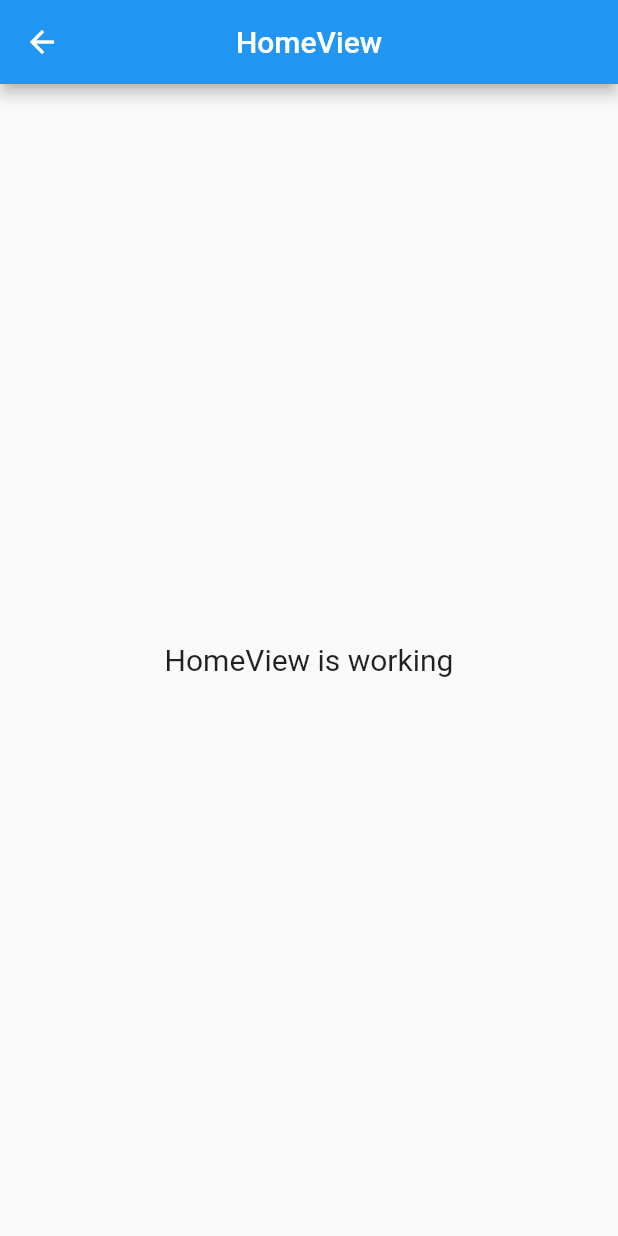
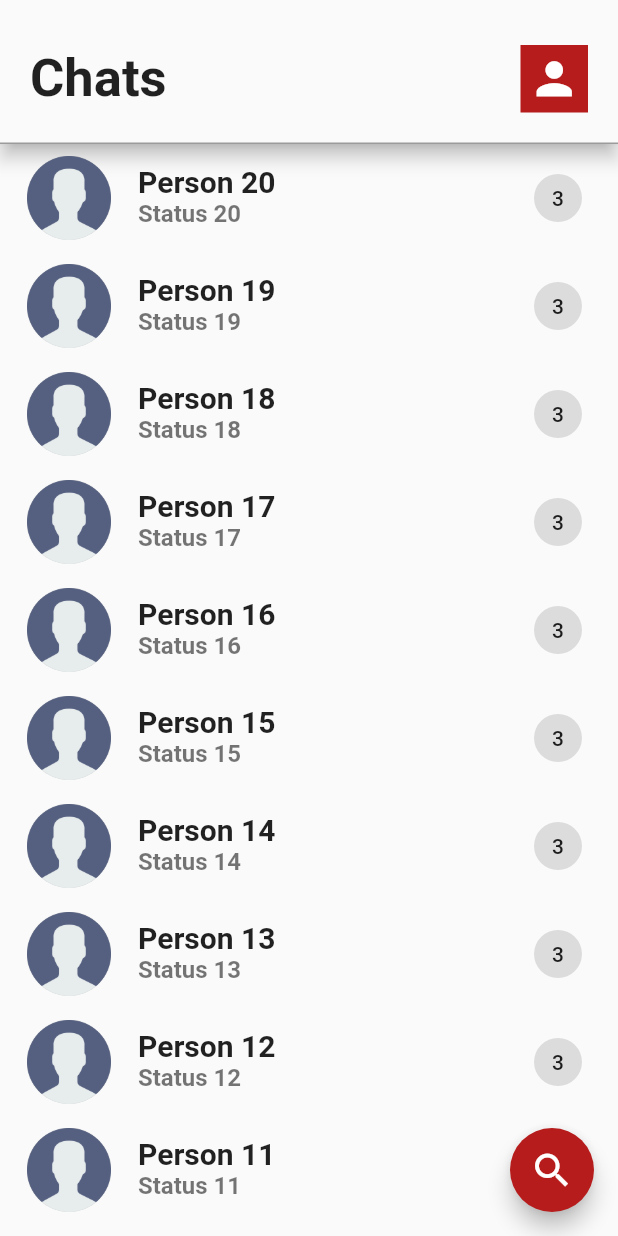
Before and after one commit to nacth/chat, a Flutter app: the HomeView screen opened by its route, on a phone screen of 412 x 824 dp. Run offline on Flutter 3.47's test engine with Material 2 defaults, Android fonts, the phone set to English and light mode, and no system bars; our stand-ins replace firebase_core, get, introduction_screen, lottie; accounts and stored records are empty; project files that could hold a hidden picture were left out.

Commit message:
add home screen

```diff
--- a/lib/app/modules/home/views/home_view.dart
+++ b/lib/app/modules/home/views/home_view.dart
@@ -1,22 +1,87 @@
 import 'package:flutter/material.dart';
-
 import 'package:get/get.dart';
 
+import '/app/routes/app_pages.dart';
 import '../controllers/home_controller.dart';
 
 class HomeView extends GetView<HomeController> {
+  final List<Widget> myChats = List.generate(20, (index) {
+    return ListTile(
+      onTap: () => Get.toNamed(Routes.CHAT_ROOM),
+      leading: CircleAvatar(
+        radius: 30,
+        backgroundColor: Colors.black26,
+        child: Image.asset(
+          "assets/logo/noimage.png",
+          fit: BoxFit.cover,
+        ),
+      ),
+      title: Text(
+        "Person ${index + 1}",
+        style: TextStyle(fontSize: 20, fontWeight: FontWeight.w600),
+      ),
+      subtitle: Text(
+        "Status ${index + 1}",
+        style: TextStyle(fontSize: 16, fontWeight: FontWeight.w600),
+      ),
+      trailing: Chip(label: Text("3")),
+    );
+  }).reversed.toList();
   @override
   Widget build(BuildContext context) {
     return Scaffold(
-      appBar: AppBar(
-        title: Text('HomeView'),
-        centerTitle: true,
+      body: Column(
+        children: [
+          Material(
+            elevation: 5,
+            child: Container(
+              margin: EdgeInsets.only(top: context.mediaQueryPadding.top),
+              decoration: BoxDecoration(
+                border: Border(bottom: BorderSide(color: Colors.black38)),
+              ),
+              padding: EdgeInsets.fromLTRB(20, 30, 20, 20),
+              child: Row(
+                mainAxisAlignment: MainAxisAlignment.spaceBetween,
+                children: [
+                  Text(
+                    "Chats",
+                    style: TextStyle(fontSize: 35, fontWeight: FontWeight.bold),
+                  ),
+                  Material(
+                    color: Colors.red[900],
+                    child: InkWell(
+                      borderRadius: BorderRadius.circular(50),
+                      onTap: () => Get.toNamed(Routes.PROFILE),
+                      child: Padding(
+                        padding: const EdgeInsets.all(5),
+                        child: Icon(
+                          Icons.person,
+                          size: 35,
+                          color: Colors.white,
+                        ),
+                      ),
+                    ),
+                  ),
+                ],
+              ),
+            ),
+          ),
+          Expanded(
+            child: ListView.builder(
+              padding: EdgeInsets.zero,
+              itemCount: myChats.length,
+              itemBuilder: (context, index) => myChats[index],
+            ),
+          )
+        ],
       ),
-      body: Center(
-        child: Text(
-          'HomeView is working',
-          style: TextStyle(fontSize: 20),
+      floatingActionButton: FloatingActionButton(
+        onPressed: () => Get.toNamed(Routes.SEARCH),
+        child: Icon(
+          Icons.search,
+          size: 30,
         ),
+        backgroundColor: Colors.red[900],
       ),
     );
   }
--- a/lib/app/routes/app_pages.dart
+++ b/lib/app/routes/app_pages.dart
@@ -1,11 +1,17 @@
 import 'package:get/get.dart';
 
+import 'package:chat/app/modules/chat_room/bindings/chat_room_binding.dart';
+import 'package:chat/app/modules/chat_room/views/chat_room_view.dart';
 import 'package:chat/app/modules/home/bindings/home_binding.dart';
 import 'package:chat/app/modules/home/views/home_view.dart';
 import 'package:chat/app/modules/introduction/bindings/introduction_binding.dart';
 import 'package:chat/app/modules/introduction/views/introduction_view.dart';
 import 'package:chat/app/modules/login/bindings/login_binding.dart';
 import 'package:chat/app/modules/login/views/login_view.dart';
+import 'package:chat/app/modules/profile/bindings/profile_binding.dart';
+import 'package:chat/app/modules/profile/views/profile_view.dart';
+import 'package:chat/app/modules/search/bindings/search_binding.dart';
+import 'package:chat/app/modules/search/views/search_view.dart';
 
 part 'app_routes.dart';
 
@@ -28,5 +34,20 @@ class AppPages {
       page: () => LoginView(),
       binding: LoginBinding(),
     ),
+    GetPage(
+      name: _Paths.PROFILE,
+      page: () => ProfileView(),
+      binding: ProfileBinding(),
+    ),
+    GetPage(
+      name: _Paths.CHAT_ROOM,
+      page: () => ChatRoomView(),
+      binding: ChatRoomBinding(),
+    ),
+    GetPage(
+      name: _Paths.SEARCH,
+      page: () => SearchView(),
+      binding: SearchBinding(),
+    ),
   ];
 }
--- a/lib/app/routes/app_routes.dart
+++ b/lib/app/routes/app_routes.dart
@@ -7,10 +7,16 @@ abstract class Routes {
   static const HOME = _Paths.HOME;
   static const INTRODUCTION = _Paths.INTRODUCTION;
   static const LOGIN = _Paths.LOGIN;
+  static const PROFILE = _Paths.PROFILE;
+  static const CHAT_ROOM = _Paths.CHAT_ROOM;
+  static const SEARCH = _Paths.SEARCH;
 }
 
 abstract class _Paths {
   static const HOME = '/home';
   static const INTRODUCTION = '/introduction';
   static const LOGIN = '/login';
+  static const PROFILE = '/profile';
+  static const CHAT_ROOM = '/chat-room';
+  static const SEARCH = '/search';
 }
--- a/lib/main.dart
+++ b/lib/main.dart
@@ -25,7 +25,7 @@ class MyApp extends StatelessWidget {
     return GetMaterialApp(
       debugShowCheckedModeBanner: false,
       title: "Chat App",
-      initialRoute: Routes.LOGIN,
+      initialRoute: Routes.HOME,
       getPages: AppPages.routes,
     );
     // return FutureBuilder(
```
Also changed, not shown: lib/app/modules/chat_room/bindings/chat_room_binding.dart (added, +12 -0 lines), lib/app/modules/chat_room/controllers/chat_room_controller.dart (added, +18 -0 lines), lib/app/modules/chat_room/views/chat_room_view.dart (added, +23 -0 lines), lib/app/modules/profile/bindings/profile_binding.dart (added, +12 -0 lines), lib/app/modules/profile/controllers/profile_controller.dart (added, +18 -0 lines), lib/app/modules/profile/views/profile_view.dart (added, +23 -0 lines), lib/app/modules/search/bindings/search_binding.dart (added, +12 -0 lines), lib/app/modules/search/controllers/search_controller.dart (added, +18 -0 lines), lib/app/modules/search/views/search_view.dart (added, +23 -0 lines).
